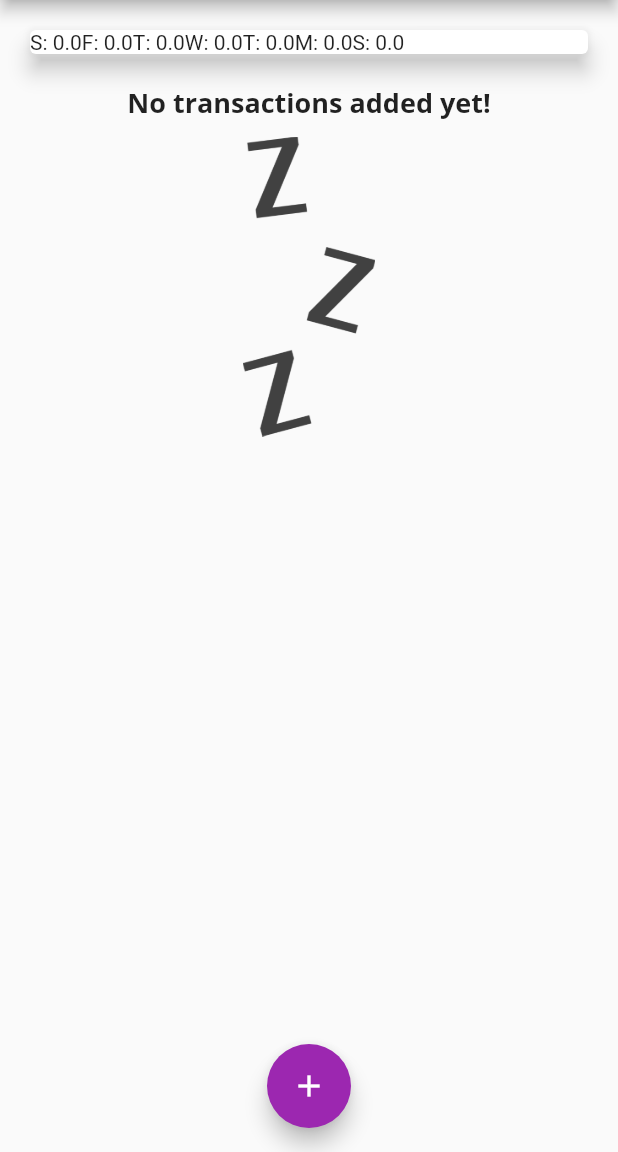
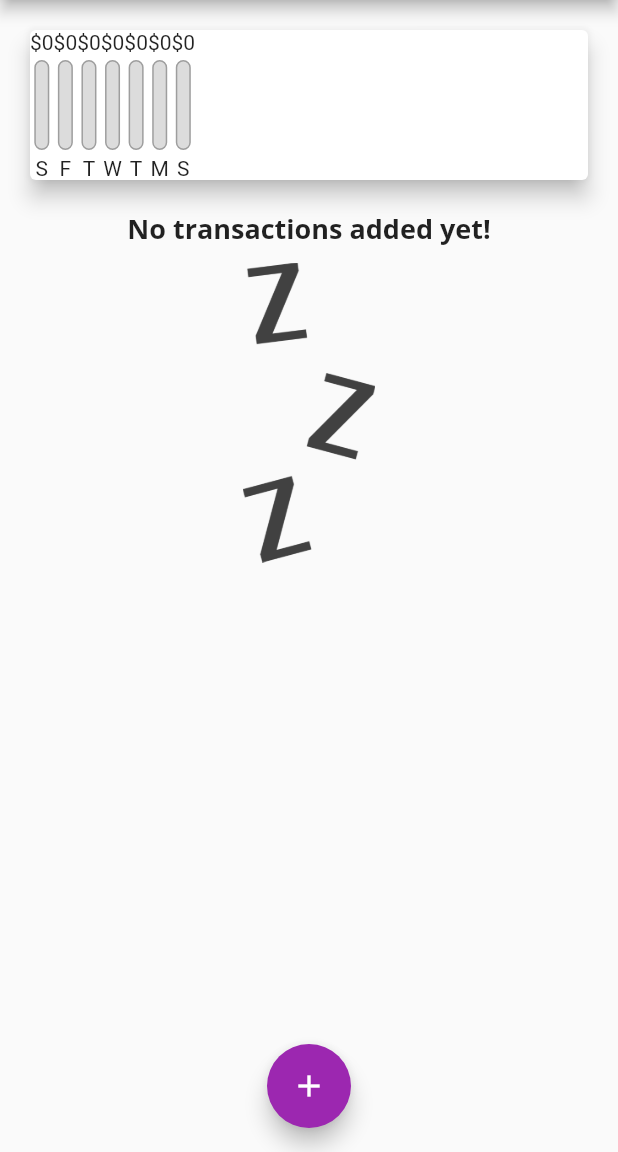
Before and after one commit to felipemotarocha/flutter-expenses-app, a Flutter app: the screen it shows after launch, on a phone screen of 412 x 824 dp, the part 84-1236 px from its top. Run offline on Flutter 3.47's test engine with Material 2 defaults, Android fonts, the phone set to English and light mode, and no system bars.

Commit message:
feat: show transactions in the chart widget

```diff
--- a/lib/widgets/chart.dart
+++ b/lib/widgets/chart.dart
@@ -1,4 +1,5 @@
 import 'package:expenses_app/entities/transaction.dart';
+import 'package:expenses_app/widgets/chart_bar.dart';
 
 import 'package:flutter/material.dart';
 import 'package:intl/intl.dart';
@@ -8,7 +9,7 @@ class Chart extends StatelessWidget {
 
   const Chart({Key? key, required this.recentTransactions}) : super(key: key);
 
-  List<Map<String, Object>> get groupedTransactionValues {
+  List get groupedTransactionValues {
     return List.generate(
       7,
       (index) {
@@ -37,6 +38,13 @@ class Chart extends StatelessWidget {
     );
   }
 
+  double get totalSpending {
+    return groupedTransactionValues.fold(
+      0.0,
+      (previousValue, element) => previousValue + element['amount'],
+    );
+  }
+
   @override
   Widget build(BuildContext context) {
     return Card(
@@ -45,7 +53,12 @@ class Chart extends StatelessWidget {
       child: Row(
         children: groupedTransactionValues.map(
           (data) {
-            return Text('${data['day']}: ${data['amount']}');
+            return ChartBar(
+              label: data['day'],
+              spendingAmount: data['amount'],
+              spendingPctOfTotal:
+                  totalSpending == 0.0 ? 0.0 : data['amount'] / totalSpending,
+            );
           },
         ).toList(),
       ),
```
